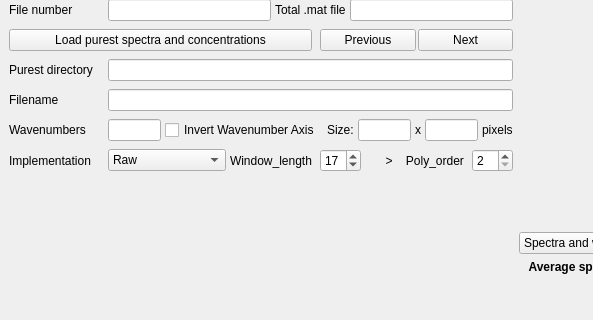
First picture: the form in octavvs/mcr/clustering_ui.ui, repository ctroein/octavvs, before the edit; both pictures show x 0 to 593 and y 99 to 419 of the 1369 by 747 pixel window.
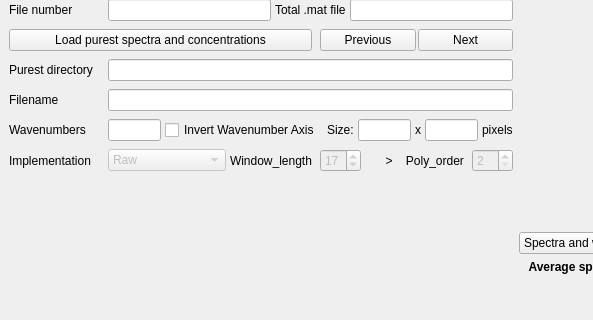
Second picture: the form after the edit. Icons and pictures are not drawn. Custom widgets are drawn as their Qt base class.

Commit message:
The First/Second/Raw seletion is blocked in clustering
The first/Second/Raw data processing should be selected in MCR/ALS only not in the clutsering

```diff
--- a/octavvs/mcr/clustering_ui.ui
+++ b/octavvs/mcr/clustering_ui.ui
@@ -237,6 +237,9 @@
             </property>
             <item>
              <widget class="QComboBox" name="comboBoxImp">
+              <property name="enabled">
+               <bool>false</bool>
+              </property>
               <item>
                <property name="text">
                 <string>Raw</string>
@@ -265,6 +268,9 @@
           </item>
           <item row="7" column="5">
            <widget class="QSpinBox" name="spinBoxPoly">
+            <property name="enabled">
+             <bool>false</bool>
+            </property>
             <property name="minimum">
              <number>2</number>
             </property>
@@ -282,6 +288,9 @@
           </item>
           <item row="7" column="3">
            <widget class="QSpinBox" name="spinBoxWlength">
+            <property name="enabled">
+             <bool>false</bool>
+            </property>
             <property name="minimum">
              <number>3</number>
             </property>
```
The commit also changes 2 other files.
